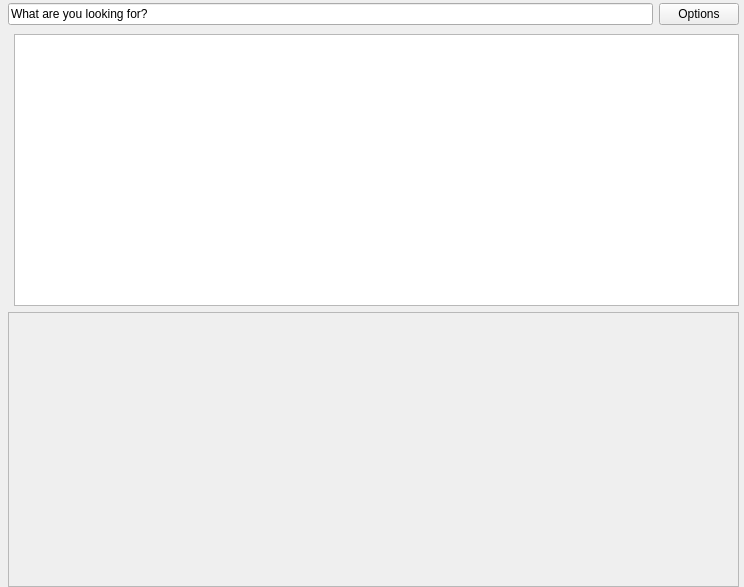
sbadame/checkout, file checkout.ui: the form before one commit.
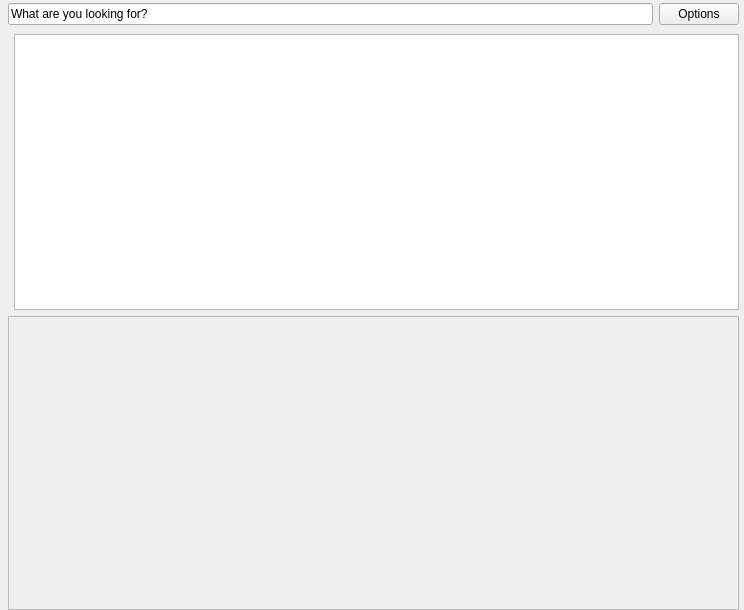
The form after the commit. Custom widgets are drawn as their Qt base class.

Diff of the .ui file:
```diff
--- a/checkout.ui
+++ b/checkout.ui
@@ -7,7 +7,7 @@
     <x>0</x>
     <y>0</y>
     <width>744</width>
-    <height>587</height>
+    <height>610</height>
    </rect>
   </property>
   <property name="windowTitle">
@@ -168,7 +168,7 @@
            <item>
             <widget class="QScrollArea" name="scrollArea">
              <property name="widgetResizable">
-              <bool>true</bool>
+              <bool>false</bool>
              </property>
              <widget class="QWidget" name="scrollAreaWidgetContents">
               <property name="geometry">
@@ -176,20 +176,14 @@
                 <x>0</x>
                 <y>0</y>
                 <width>729</width>
-                <height>268</height>
+                <height>292</height>
                </rect>
               </property>
-              <widget class="QWidget" name="verticalLayoutWidget">
-               <property name="geometry">
-                <rect>
-                 <x>0</x>
-                 <y>0</y>
-                 <width>731</width>
-                 <height>271</height>
-                </rect>
-               </property>
-               <layout class="QVBoxLayout" name="booklist"/>
-              </widget>
+              <layout class="QGridLayout" name="gridLayout">
+               <item row="0" column="0">
+                <layout class="QVBoxLayout" name="booklist"/>
+               </item>
+              </layout>
              </widget>
             </widget>
            </item>
```
